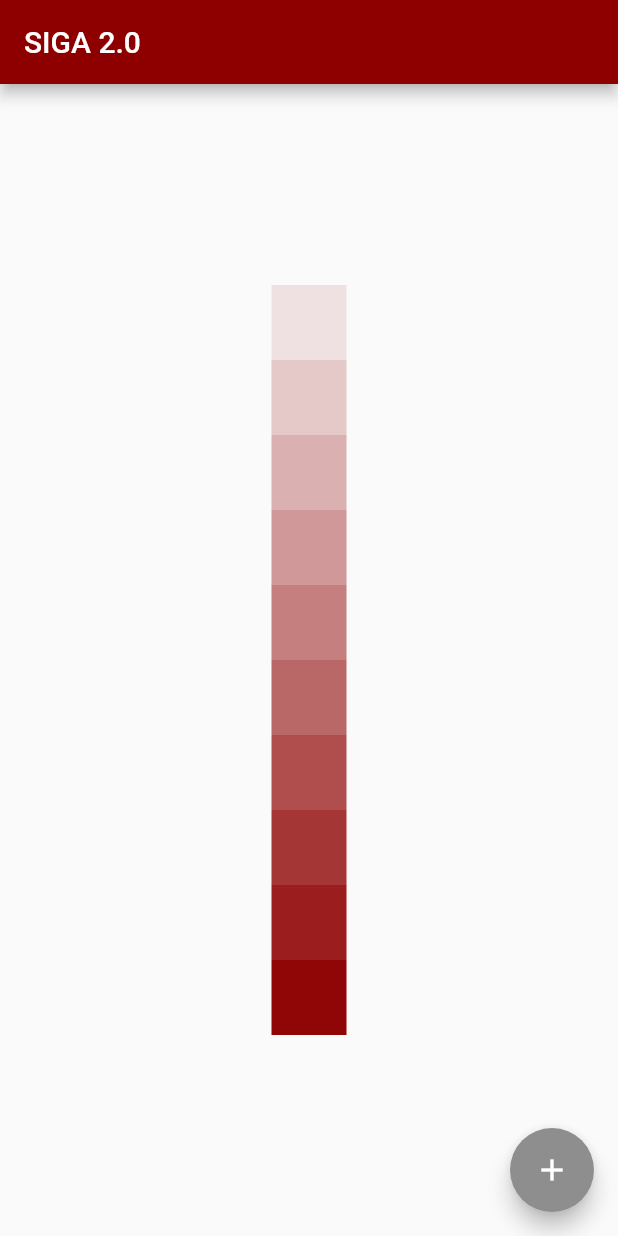
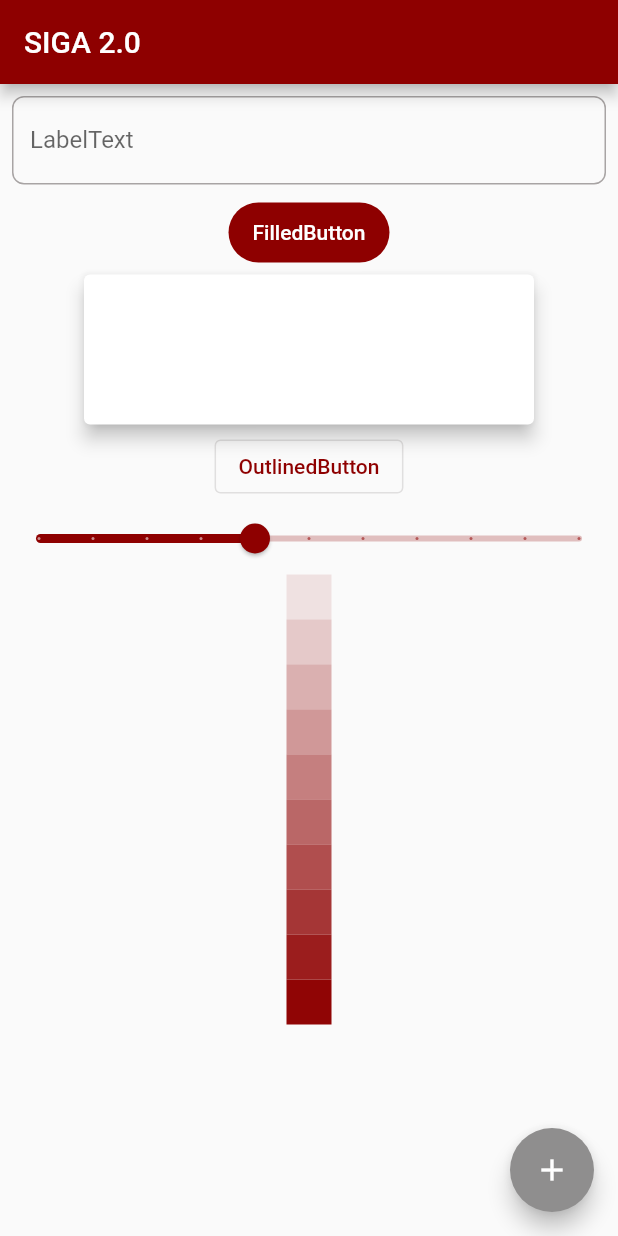
Before and after one commit to f290DSM/f290_dsm_pdm2_siga_2, a Flutter app: the screen it shows after launch, on a phone screen of 412 x 824 dp. Run offline on Flutter 3.47's test engine with Material 2 defaults, Android fonts, the phone set to English and light mode, and no system bars.

Commit message:
main
 - Testes iniciais de tema.

```diff
--- a/lib/main.dart
+++ b/lib/main.dart
@@ -14,9 +14,10 @@ class MyApp extends StatelessWidget {
     return MaterialApp(
       title: 'Flutter Demo',
       theme: ThemeData(
-        colorScheme: ColorScheme.fromSwatch(
-          primarySwatch: mColorGrena,
-          accentColor: mColorGrey,
+        useMaterial3: false,
+        colorScheme: ColorScheme.fromSeed(seedColor: mColorGrena).copyWith(
+          primary: mColorGrena,
+          secondary: mColorGrey,
         ),
       ),
       home: const MyHomePage(title: 'SIGA 2.0'),
@@ -43,6 +44,7 @@ class _MyHomePageState extends State<MyHomePage> {
   }
 
   int c = 0;
+  var _slider = 5.0;
 
   @override
   Widget build(BuildContext context) {
@@ -51,17 +53,44 @@ class _MyHomePageState extends State<MyHomePage> {
         title: Text(widget.title),
       ),
       body: Center(
-        child: Column(
+        child: Column(children: [
+          const Padding(
+            padding: EdgeInsets.all(8.0),
+            child: TextField(
+              decoration: InputDecoration(
+                  labelText: 'LabelText',
+                  border: OutlineInputBorder(
+                      borderRadius: BorderRadius.all(Radius.circular(8)))),
+            ),
+          ),
+          FilledButton(onPressed: () {}, child: const Text('FilledButton')),
+          const Card(
+            elevation: 5,
+            child: SizedBox(
+              height: 100,
+              width: 300,
+            ),
+          ),
+          OutlinedButton(onPressed: () {}, child: const Text('OutlinedButton')),
+          Slider(
+            min: 1,
+            max: 10,
+            divisions: 10,
+            value: _slider,
+            onChanged: (value) => setState(() => _slider = value),
+          ),
+          Column(
             mainAxisAlignment: MainAxisAlignment.center,
             children: List.generate(
               10,
               (index) => Container(
-              height: 50,
-              width: 50,
+                height: 30,
+                width: 30,
                 color: mColorGrena.withAlpha(c += 25),
               ),
             ),
           ),
+        ]),
       ),
       floatingActionButton: FloatingActionButton(
         onPressed: _incrementCounter,
```
Lines whose indentation alone changed are shown as unchanged.
